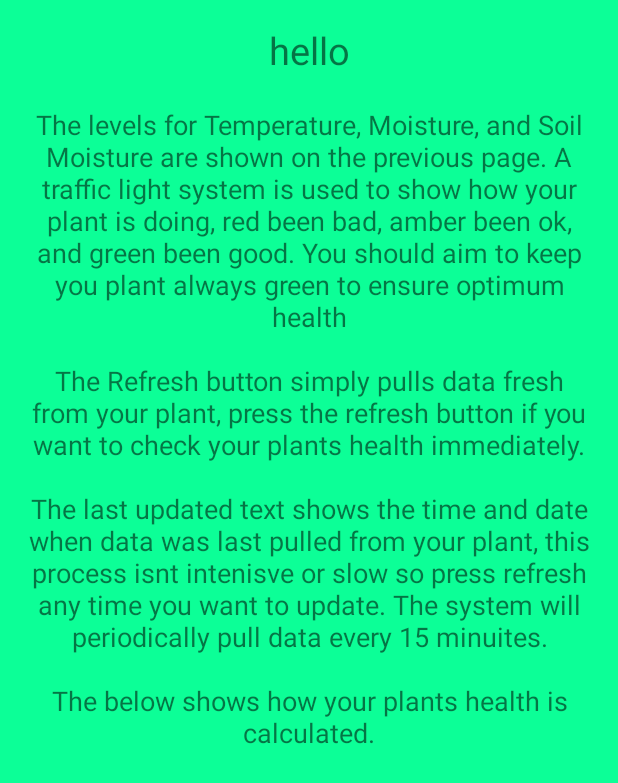
After one commit to oscarmeanwell/MrP, an Android app: the layout activity_help.xml on its own in the app's theme, with its tools: preview values and no code run, on a phone screen of 412 x 824 dp. The commit adds this screen. Shown: the top 783 px of the screen. Run offline under Robolectric (Android 15) with nearby library versions, the phone set to English and light mode, and no system bars.

Commit message:
Help button and activity added

```diff
--- /dev/null
+++ b/app/src/main/res/layout/activity_help.xml
@@ -0,0 +1,40 @@
+<?xml version="1.0" encoding="utf-8"?>
+<RelativeLayout xmlns:android="http://schemas.android.com/apk/res/android"
+    xmlns:tools="http://schemas.android.com/tools"
+    android:id="@+id/activity_help"
+    android:layout_width="match_parent"
+    android:layout_height="match_parent"
+    android:paddingBottom="@dimen/activity_vertical_margin"
+    android:paddingLeft="@dimen/activity_horizontal_margin"
+    android:paddingRight="@dimen/activity_horizontal_margin"
+    android:background="#0CFF97"
+    android:paddingTop="@dimen/activity_vertical_margin"
+    tools:context="com.example.oscarmeanwell.mrplantfin.Help">
+
+    <TextView
+        android:layout_width="match_parent"
+        android:layout_height="wrap_content"
+        android:id="@+id/titleq"
+        android:text="hello"
+        android:textSize="25dp"
+        android:gravity="center"/>
+
+    <TextView
+        android:layout_width="match_parent"
+        android:layout_height="wrap_content"
+        android:text="The levels for Temperature, Moisture, and Soil Moisture are shown on the previous page. A traffic light system is used to show how your plant is doing, red been bad, amber been ok, and green been good. You should aim to keep you plant always green to ensure optimum health\n\nThe Refresh button simply pulls data fresh from your plant, press the refresh button if you want to check your plants health immediately.\n\nThe last updated text shows the time and date when data was last pulled from your plant, this process isnt intenisve or slow so press refresh any time you want to update. The system will periodically pull data every 15 minuites.\n\nThe below shows how your plants health is calculated."
+        android:paddingTop="20dp"
+        android:textSize="18dp"
+        android:id="@+id/txtSh"
+        android:gravity="center"
+        android:layout_below="@id/titleq"/>
+
+    <TextView
+        android:layout_width="match_parent"
+        android:layout_height="wrap_content"
+        android:id="@+id/txtShow"
+        android:paddingTop="10dp"
+        android:textSize="15dp"
+        android:layout_below="@id/txtSh"/>
+
+</RelativeLayout>
```
Also changed, not shown: app/src/main/AndroidManifest.xml (+11 -6 lines), app/src/main/java/com/example/oscarmeanwell/mrplantfin/Help.java (added, +50 -0 lines), app/src/main/java/com/example/oscarmeanwell/mrplantfin/ViewPlant.java (+33 -8 lines), app/src/main/res/drawable/round_btn.xml (added, +9 -0 lines), app/src/main/res/layout/activity_view_plant.xml (+8 -0 lines).
